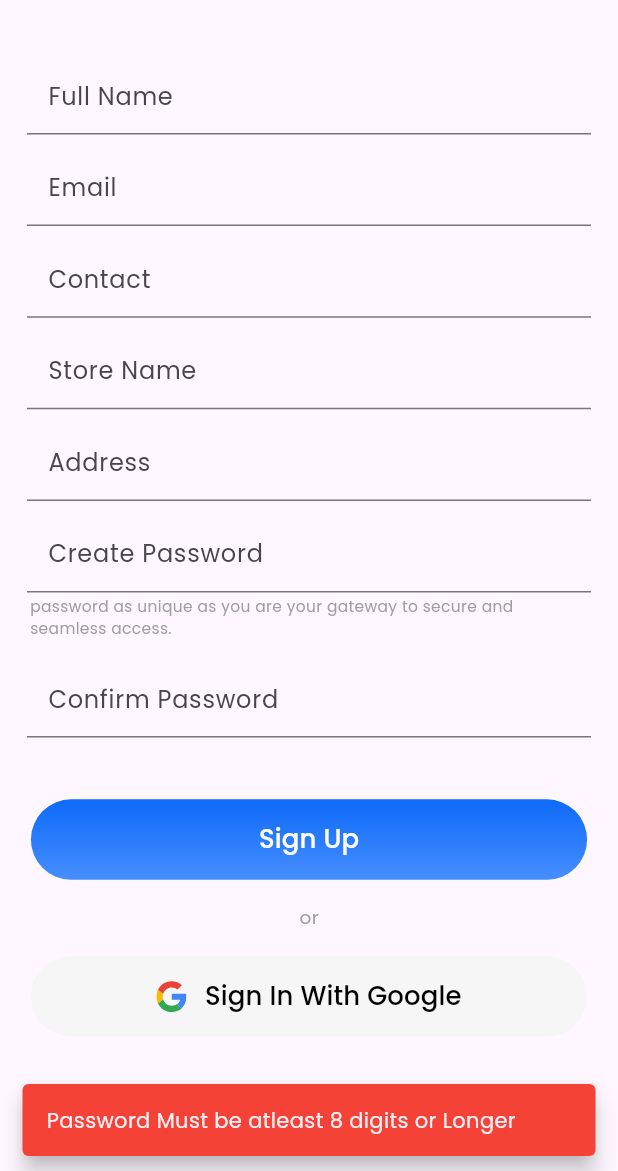
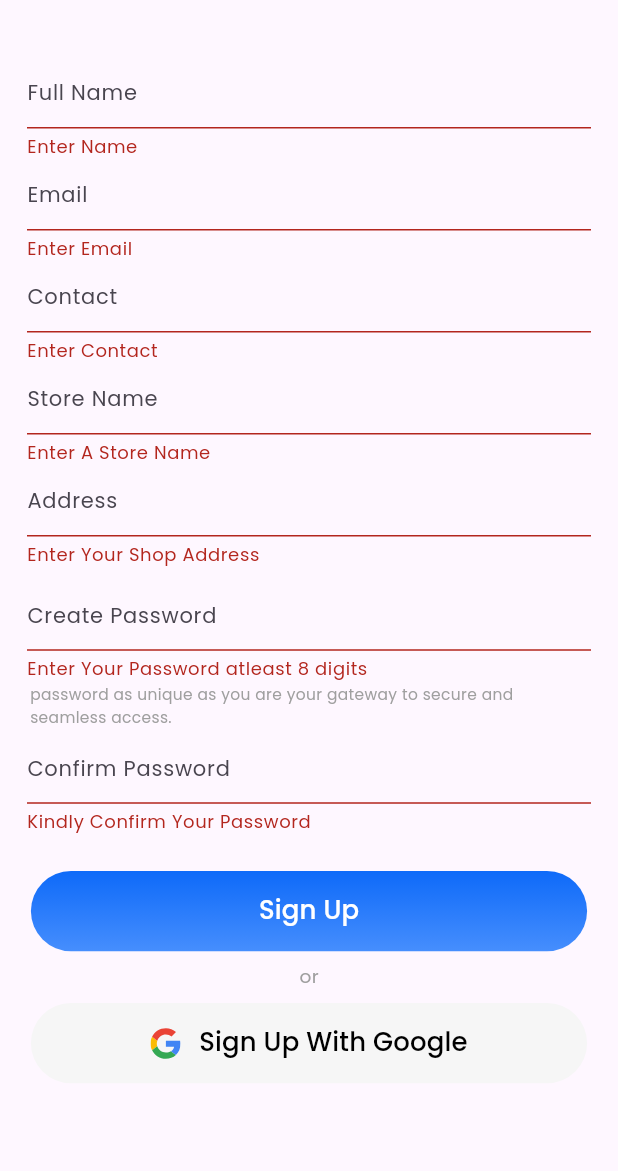
Before and after one commit to muji4g/installment, a Flutter app: the SignUpApp screen opened directly, after a tap on "Sign Up", on a phone screen of 412 x 824 dp, the part 65-1236 px from its top. Run offline on Flutter 3.47's test engine with Material 3 defaults, Android fonts, the phone set to English and light mode, and no system bars; our stand-ins replace cloud_firestore, device_preview, firebase_auth, firebase_core, flutter_spinkit, flutter_svg and 6 more; missing offline and left inert: clipboard, flutter_inappwebview; accounts and stored records are empty; project files that could hold a hidden picture were left out.

```diff
--- a/lib/main.dart
+++ b/lib/main.dart
@@ -16,7 +16,7 @@ void main() async {
     options: DefaultFirebaseOptions.currentPlatform,
   );
   runApp(DevicePreview(
-    enabled: true,
+    enabled: false,
     builder: (context) => const MyApp(),
   ));
   // MyApp()
--- a/lib/model/customer_model.dart
+++ b/lib/model/customer_model.dart
@@ -1,5 +1,3 @@
-import 'package:flutter/material.dart';
-
 class customermodel {
   final String customerName;
   final String customerID;
--- a/lib/model/granter_model.dart
+++ b/lib/model/granter_model.dart
@@ -1,5 +1,3 @@
-import 'package:flutter/material.dart';
-
 class GranterModel {
   final String name;
   final String email;
--- a/lib/model/installments_model.dart
+++ b/lib/model/installments_model.dart
@@ -1,5 +1,3 @@
-import 'package:flutter/gestures.dart';
-
 class InstallmentsModel {
   final double amount;
   final List installmentPlan;
--- a/lib/model/products_model.dart
+++ b/lib/model/products_model.dart
@@ -1,6 +1,5 @@
 import 'package:flutter/material.dart';
 import 'package:flutter/widgets.dart';
-import 'package:flutter_svg/flutter_svg.dart';
 
 //Category List Model
 class CategoryModel {
--- a/lib/screens/add_product.dart
+++ b/lib/screens/add_product.dart
@@ -1,5 +1,5 @@
 import 'package:flutter/material.dart';
-import 'package:installement1_app/theme/TextStyle.dart';
+
 import 'package:installement1_app/theme/app_colors.dart';
 import 'package:installement1_app/widgets/add_products_widgets.dart';
 import 'package:installement1_app/widgets/appbar_secondary.dart';
--- a/lib/screens/dashboard_page.dart
+++ b/lib/screens/dashboard_page.dart
@@ -9,8 +9,7 @@ import 'package:font_awesome_flutter/font_awesome_flutter.dart';
 import 'package:installement1_app/theme/app_colors.dart';
 import 'package:installement1_app/theme/TextStyle.dart';
 import 'package:installement1_app/widgets/ListTile.dart';
-import 'package:installement1_app/widgets/bottomNavbar.dart';
-import 'package:installement1_app/widgets/bottomNavigationBar.dart';
+
 import 'package:installement1_app/widgets/statisticsContainer.dart';
 
 class DashboardScreen extends StatefulWidget {
--- a/lib/screens/signup_page.dart
+++ b/lib/screens/signup_page.dart
@@ -3,6 +3,7 @@ import 'package:firebase_auth/firebase_auth.dart';
 import 'package:firebase_core/firebase_core.dart';
 import 'package:flutter/material.dart';
 import 'package:fluttertoast/fluttertoast.dart';
+import 'package:google_sign_in/google_sign_in.dart';
 import 'package:installement1_app/model/userdetails_model.dart';
 import 'package:installement1_app/screens/login_app.dart';
 import 'package:installement1_app/services/signUp_services.dart';
@@ -31,14 +32,18 @@ class _SignUpAppState extends State<SignUpApp> {
   TextEditingController addressController = TextEditingController();
   TextEditingController createPassController = TextEditingController();
   TextEditingController confirmPassController = TextEditingController();
+  final GoogleSignIn googleSignIn = GoogleSignIn();
+
   final auth = FirebaseAuth.instance;
   User? currentUser = FirebaseAuth.instance.currentUser;
+  final formKey = GlobalKey<FormState>();
 
   @override
   Widget build(BuildContext context) {
     Size size = MediaQuery.of(context).size;
     return Scaffold(
       appBar: AppBar(
+          scrolledUnderElevation: 0,
           centerTitle: true,
           title: Text(
             'Register',
@@ -68,42 +73,42 @@ class _SignUpAppState extends State<SignUpApp> {
             child: Column(
               // mainAxisAlignment: MainAxisAlignment.spaceEvenly,
               children: [
+                /////Form to validate signup fields, if they are empty or not!
+                Form(
+                    key: formKey,
+                    child: Column(
+                      children: [
                         FormFields(
+                            validatorText: 'Enter Name',
                             formController: fullnameController,
                             obscuretext: false,
                             hinttxt: 'Full Name'),
-                SizedBox(
-                  height: size.height * .011,
-                ),
                         FormFields(
+                            validatorText: 'Enter Email',
                             formController: emailController,
                             obscuretext: false,
                             hinttxt: 'Email'),
-                SizedBox(
-                  height: size.height * .011,
-                ),
                         FormFields(
+                            validatorText: 'Enter Contact',
                             formController: contactController,
                             obscuretext: false,
                             hinttxt: 'Contact'),
-                SizedBox(
-                  height: size.height * .011,
-                ),
                         FormFields(
+                            validatorText: 'Enter A Store Name',
                             formController: storeNameController,
                             obscuretext: false,
                             hinttxt: 'Store Name'),
-                SizedBox(
-                  height: size.height * .011,
-                ),
                         FormFields(
+                            validatorText: 'Enter Your Shop Address',
                             formController: addressController,
                             obscuretext: false,
                             hinttxt: 'Address'),
                         SizedBox(
-                  height: size.height * .011,
+                          height: size.height * .01,
                         ),
                         FormFields(
+                            validatorText:
+                                'Enter Your Password atleast 8 digits',
                             formController: passwordController,
                             obscuretext: true,
                             hinttxt: 'Create Password'),
@@ -111,19 +116,20 @@ class _SignUpAppState extends State<SignUpApp> {
                           padding: const EdgeInsets.all(2.0),
                           child: Text(
                             'password as unique as you are your gateway to secure and seamless access.',
-                    style:
-                        customTextgrey.copyWith(fontSize: size.width * 0.025),
+                            style: customTextgrey.copyWith(
+                                fontSize: size.width * 0.025),
                           ),
                         ),
-                SizedBox(
-                  height: size.height * .013,
-                ),
                         FormFields(
+                            validatorText: 'Kindly Confirm Your Password',
                             formController: confirmPassController,
                             obscuretext: true,
                             hinttxt: 'Confirm Password'),
+                      ],
+                    )),
+
                 SizedBox(
-                  height: size.height * .05,
+                  height: size.height * .03,
                 ),
                 PrimaryBtn(
                   width: size.width * 0.9,
@@ -136,15 +142,18 @@ class _SignUpAppState extends State<SignUpApp> {
                     var userAddress = addressController.text.trim();
                     var userPassword = passwordController.text.trim();
                     var confirmPassword = confirmPassController.text.trim();
+                    if (formKey.currentState!.validate()) {
                       if (userPassword.length < 8) {
-                      ScaffoldMessenger.of(context).showSnackBar(const SnackBar(
+                        ScaffoldMessenger.of(context)
+                            .showSnackBar(const SnackBar(
                           behavior: SnackBarBehavior.floating,
                           backgroundColor: Colors.red,
-                        content:
-                            Text('Password Must be atleast 8 digits or Longer'),
+                          content: Text(
+                              'Password Must be atleast 8 digits or Longer'),
                         ));
                       } else if (userPassword != confirmPassword) {
-                      ScaffoldMessenger.of(context).showSnackBar(const SnackBar(
+                        ScaffoldMessenger.of(context)
+                            .showSnackBar(const SnackBar(
                           behavior: SnackBarBehavior.floating,
                           backgroundColor: Colors.red,
                           content: Text('Passwords Do Not Match'),
@@ -178,20 +187,22 @@ class _SignUpAppState extends State<SignUpApp> {
                               },
                             );
                       }
+                    }
                   },
                 ),
                 SizedBox(
-                  height: size.height * .02,
+                  height: size.height * .01,
                 ),
                 Text(
                   'or',
                   style: customTextgrey.copyWith(fontSize: size.width * 0.03),
                 ),
                 SizedBox(
-                  height: size.height * .02,
+                  height: size.height * .01,
                 ),
-                const SecondayBtn(
-                  btntxt: 'Sign In With Google',
+                SecondayBtn(
+                  onPressed: () {},
+                  btntxt: 'Sign Up With Google',
                 ),
               ],
             ),
--- a/lib/widgets/FormFields.dart
+++ b/lib/widgets/FormFields.dart
@@ -7,9 +7,11 @@ class FormFields extends StatelessWidget {
   final String hinttxt;
   final bool obscuretext;
   final IconButton? visibilityIcon;
+  final String validatorText;
 
   const FormFields(
       {super.key,
+      required this.validatorText,
       required this.formController,
       required this.obscuretext,
       required this.hinttxt,
@@ -18,24 +20,32 @@ class FormFields extends StatelessWidget {
   @override
   Widget build(BuildContext context) {
     return TextFormField(
+        validator: (value) {
+          if (value!.isEmpty) {
+            return validatorText;
+          }
+        },
         obscureText: obscuretext,
         controller: formController,
         decoration: InputDecoration(
           suffixIcon: visibilityIcon,
           hintText: hinttxt,
-          contentPadding: EdgeInsets.all(14),
+          hintStyle: TextStyle(fontSize: 14),
         ));
   }
 }
 
 class TextFieldBottomSheet extends StatelessWidget {
+  final TextEditingController resetPassController;
   final String hinttxt;
-  const TextFieldBottomSheet({super.key, required this.hinttxt});
+  const TextFieldBottomSheet(
+      {super.key, required this.hinttxt, required this.resetPassController});
 
   @override
   Widget build(BuildContext context) {
     Size size = MediaQuery.of(context).size;
     return TextFormField(
+      controller: resetPassController,
       decoration: InputDecoration(
           contentPadding: const EdgeInsets.all(0.0),
           label: Text(
--- a/lib/widgets/buttons.dart
+++ b/lib/widgets/buttons.dart
@@ -3,6 +3,7 @@ import 'package:flutter/widgets.dart';
 import 'package:flutter_svg/flutter_svg.dart';
 import 'package:installement1_app/theme/app_colors.dart';
 import 'package:installement1_app/theme/TextStyle.dart';
+import 'package:installement1_app/views/terms_conditions_view.dart';
 
 class TextBtn extends StatelessWidget {
   final String btntxt;
@@ -63,9 +64,10 @@ class PrimaryBtn extends StatelessWidget {
 
 //secondarybutton
 class SecondayBtn extends StatelessWidget {
+  final VoidCallback onPressed;
   final String btntxt;
 
-  const SecondayBtn({super.key, required this.btntxt});
+  const SecondayBtn({super.key, required this.btntxt, required this.onPressed});
 
   @override
   Widget build(BuildContext context) {
@@ -78,7 +80,7 @@ class SecondayBtn extends StatelessWidget {
         color: secondaryWhite,
       ),
       child: TextButton(
-          onPressed: () {},
+          onPressed: onPressed,
           child: Row(
             mainAxisAlignment: MainAxisAlignment.center,
             children: [
@@ -115,7 +117,10 @@ class TermsAndConditions extends StatelessWidget {
           style: customTextblack.copyWith(fontSize: size.width * 0.036),
         ),
         TextButton(
-          onPressed: () {},
+          onPressed: () {
+            Navigator.push(context,
+                MaterialPageRoute(builder: (context) => TermsConditions()));
+          },
           child: Text(
             'Terms And Conditions',
             style: customTextblue.copyWith(
@@ -211,7 +216,7 @@ class BottomSheetButton extends StatelessWidget {
     return InkWell(
       onTap: onPressed,
       child: TextButton(
-        onPressed: () {},
+        onPressed: onPressed,
         child: Container(
           alignment: Alignment.center,
           width: width,
--- a/lib/widgets/products_listTile.dart
+++ b/lib/widgets/products_listTile.dart
@@ -22,6 +22,7 @@ class CategoryList extends StatefulWidget {
 }
 
 class _CategoryList extends State<CategoryList> {
+  TextEditingController controller = TextEditingController();
   @override
   Widget build(BuildContext context) {
     Size size = MediaQuery.of(context).size;
@@ -103,6 +104,7 @@ class _CategoryList extends State<CategoryList> {
                                         height: size.height * 0.015,
                                       ),
                                       TextFieldBottomSheet(
+                                        resetPassController: controller,
                                         hinttxt: 'Category Name',
                                       ),
                                       SizedBox(
--- a/lib/widgets/settingsView.dart
+++ b/lib/widgets/settingsView.dart
@@ -105,8 +105,8 @@ class _SettingsViewState extends State<SettingsView> {
     } else if (option['title'] == 'Logout') {
       FirebaseAuth.instance.signOut().then((value) => Navigator.push(
           context, MaterialPageRoute(builder: (context) => LoginApp())));
-      controllerEmail.clear();
-      controllerPassword.clear();
+      // controllerEmail.clear();
+      // controllerPassword.clear();
     }
   }
 }
--- a/pubspec.yaml
+++ b/pubspec.yaml
@@ -50,6 +50,9 @@ dependencies:
 
   loading_animation_widget: ^1.2.1
   flutter_spinkit: ^5.2.0
+  google_sign_in: ^6.2.1
+  flutter_inappwebview: ^6.0.0
+  cloud_functions: ^4.6.9
 
 dev_dependencies:
   flutter_test:
```
Also changed, not shown: lib/screens/login_app.dart (+82 -7 lines), lib/screens/signup_screen_google.dart (added, +157 -0 lines), lib/views/terms_conditions_view.dart (added, +70 -0 lines), lib/services/google_signin.dart (added), pubspec.lock, 2 other files. Lines whose indentation alone changed are shown as unchanged.
